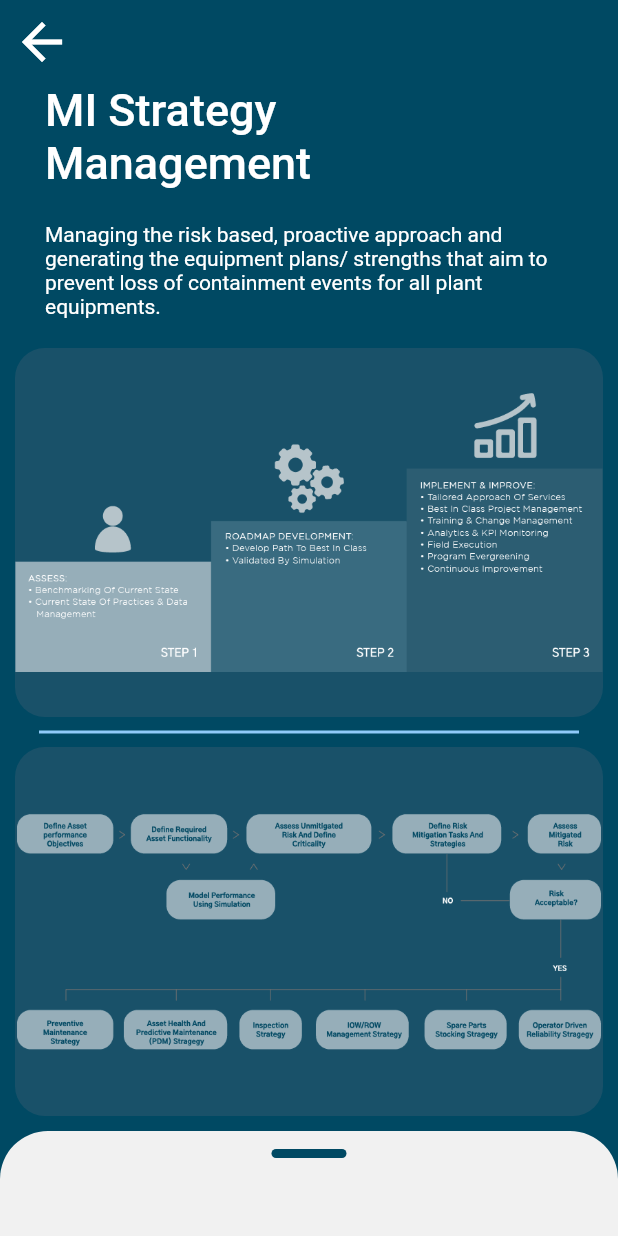
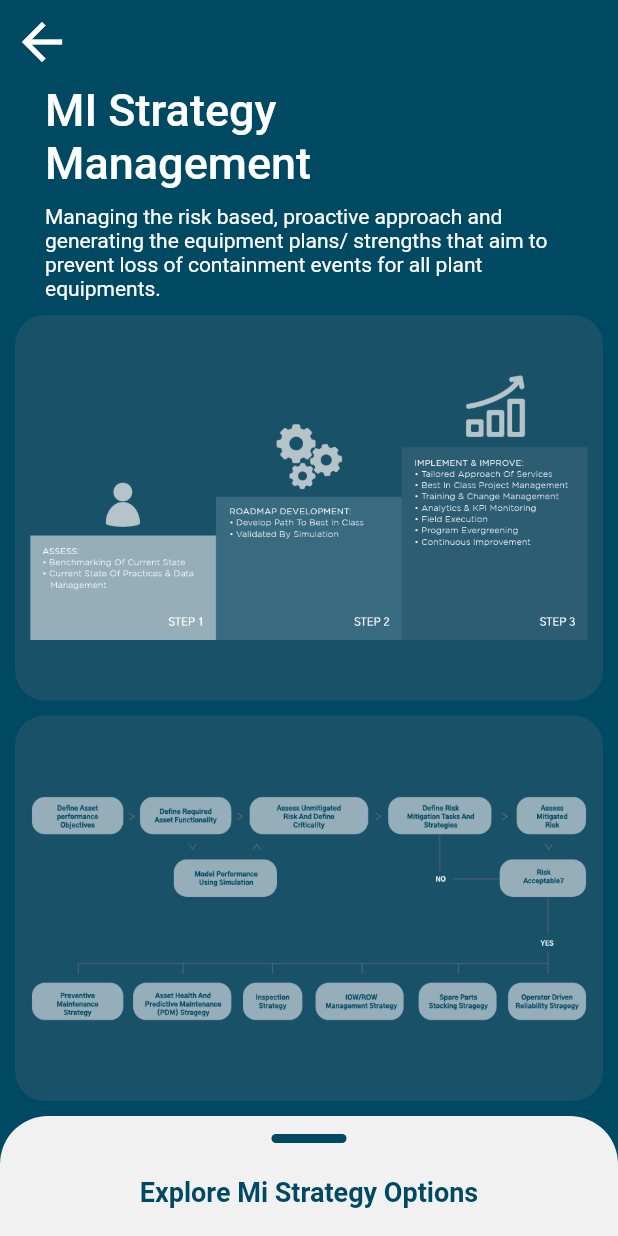
Before and after one commit to SonQBChau/brand_root_solution, a Flutter app: the MiStrategyPage screen opened by its route, on a phone screen of 412 x 824 dp. Run offline on Flutter 3.47's test engine with Material 2 defaults, Android fonts, the phone set to English and light mode, and no system bars; our stand-ins replace charts_flutter, flutter_spinkit, photo_view; missing offline and left inert: animator, esys_flutter_share; Roboto replaces fonts that are missing (GothicA1).

Commit message:
before change stateful

```diff
--- a/lib/main.dart
+++ b/lib/main.dart
@@ -32,7 +32,7 @@ class MyApp extends StatelessWidget {
       ),
       initialRoute: '/',
       routes:{
-        '/':(context) => MenuPage(),
+        '/':(context) => MiStrategyPage(),
         '/customer':(context) => CustomerInfoPage(),
         '/menu':(context) => MenuPage(),
         '/mi':(context) => MiStrategyPage(),
--- a/lib/screens/mi_strategy_page.dart
+++ b/lib/screens/mi_strategy_page.dart
@@ -1,14 +1,21 @@
 import 'package:flutter/material.dart';
 import 'package:sale_form_demo/utils/app_color.dart';
-import 'package:sale_form_demo/utils/size_config.dart';
 import 'package:sale_form_demo/widgets/flow_chart_widget.dart';
 import 'package:sale_form_demo/widgets/mi_strategy_bottom_sheet.dart';
 import 'package:sale_form_demo/widgets/pinnacle_way_widget.dart';
 
 class MiStrategyPage extends StatelessWidget {
+  //creating Key for red panel
+  GlobalKey _keyRed = GlobalKey();
+
+  _getPositions() {
+    final RenderBox renderBoxRed = _keyRed.currentContext.findRenderObject();
+    final positionRed = renderBoxRed.localToGlobal(Offset.zero);
+    print("POSITION of Red: $positionRed ");
+  }
+
   @override
   Widget build(BuildContext context) {
-
     return Scaffold(
       appBar: AppBar(
         backgroundColor: colorBlue,
@@ -43,7 +50,8 @@ class MiStrategyPage extends StatelessWidget {
                   ),
                 ),
                 Container(
-                  padding: EdgeInsets.only(left: 30, top: 12, right: 20, bottom: 20),
+                  key: _keyRed,
+                  padding: EdgeInsets.only(left: 30, top: 0, right: 20, bottom: 10),
                   child: Text(
                     'Managing the risk based, proactive approach and generating the equipment plans/ strengths'
                     ' that aim to prevent loss of containment events for all plant equipments.',
@@ -55,18 +63,10 @@ class MiStrategyPage extends StatelessWidget {
                 ),
                 PinnacleWayWidget(),
                 SizedBox(
-                  height: 20.0,
-                  width: MediaQuery.of(context).size.width - 50,
-                  child: Center(
-                    child: Container(
-                      margin: EdgeInsetsDirectional.only(start: 1.0, end: 1.0),
-                      height: 2.0,
-                      color: Colors.blue[200],
-                    ),
-                  ),
+                  height: 10,
                 ),
                 FlowChartWidget(),
-                SizedBox(height: 80),
+                SizedBox(height: 90), // minHeight of MIStrategyBottomSheet + 10
               ],
             ),
             MIStrategyBottomSheet(),
--- a/lib/screens/strategies_page.dart
+++ b/lib/screens/strategies_page.dart
@@ -6,7 +6,6 @@ import 'package:sale_form_demo/widgets/back_button_widget.dart';
 import 'package:sale_form_demo/widgets/company_full_logo.dart';
 import 'package:sale_form_demo/widgets/content_card_widget.dart';
 import 'package:sale_form_demo/widgets/dot_indicator_widget.dart';
-import 'package:sale_form_demo/widgets/header_card_widget.dart';
 
 class StrategiesPage extends StatefulWidget {
   const StrategiesPage({
@@ -24,7 +23,6 @@ class _StrategiesPageState extends State<StrategiesPage> with SingleTickerProvid
   Widget build(BuildContext context) {
     SizeConfig().init(context);
     final double screeHeight = SizeConfig.safeAreaScreenHeight;
-    final double screenWidth = SizeConfig.safeAreaScreenWidth;
     final double topHeight = screeHeight / 4 + 5 + 60;
     final double bottomHeight = 80;
 
@@ -40,11 +38,10 @@ class _StrategiesPageState extends State<StrategiesPage> with SingleTickerProvid
           crossAxisAlignment: CrossAxisAlignment.start,
           children: <Widget>[
             SizedBox(height: 30),
-//            BackButton(),
-          BackButtonWidget(),
+            BackButtonWidget(),
             Center(child: CompanyFullLogo()),
             Spacer(),
-            Expanded(
+            Expanded(//<-- card area
               flex: 10,
               child: Stack(
                 children: <Widget>[
@@ -94,7 +91,7 @@ class _StrategiesPageState extends State<StrategiesPage> with SingleTickerProvid
                       ),
                     ],
                   ),
-                  Align(
+                  Align(//<-- dot position indicator
                     alignment: Alignment.bottomCenter,
                     child: DotIndicatorWidget(
                       dotCount: 5,
--- a/lib/widgets/flow_chart_widget.dart
+++ b/lib/widgets/flow_chart_widget.dart
@@ -19,7 +19,7 @@ class FlowChartWidget extends StatelessWidget {
         child: Container(
           width: MediaQuery.of(context).size.width ,
           margin: EdgeInsets.symmetric( horizontal: 10),
-          padding: EdgeInsets.symmetric(vertical: 10),
+          padding: EdgeInsets.symmetric(vertical: 10, horizontal: 10),
           decoration: BoxDecoration(
             color: colorBlue40,
             borderRadius: BorderRadius.all(Radius.circular(20)),
--- a/lib/widgets/mi_strategy_bottom_sheet.dart
+++ b/lib/widgets/mi_strategy_bottom_sheet.dart
@@ -7,7 +7,7 @@ import 'package:sale_form_demo/utils/app_color.dart';
 import 'package:sale_form_demo/utils/size_config.dart';
 import 'package:sale_form_demo/widgets/bottom_sheet_list.dart';
 
-const double minHeight = 70;
+const double minHeight = 80;
 
 class MIStrategyBottomSheet extends StatefulWidget {
   @override
@@ -34,6 +34,7 @@ class _MIStrategyBottomSheetState extends State<MIStrategyBottomSheet> with Sing
     _controller.dispose(); //<-- and remember to dispose it!
     super.dispose();
   }
+
 
   double lerp(double min, double max) =>
       lerpDouble(min, max, _controller.value); //<-- lerp any value based on the controller
@@ -65,7 +66,10 @@ class _MIStrategyBottomSheetState extends State<MIStrategyBottomSheet> with Sing
   @override
   Widget build(BuildContext context) {
     SizeConfig().init(context);
-    maxHeight = SizeConfig.safeAreaScreenHeight - 80 - 80; //height of MI Strategy Container and appbar
+//    double ratio = SizeConfig.safeAreaScreenHeight / SizeConfig.safeAreaScreenWidth;
+    double ratio = SizeConfig.safeAreaScreenWidth / SizeConfig.safeAreaScreenHeight ;
+    print(ratio);
+    maxHeight = SizeConfig.safeAreaScreenHeight - 80 - 125 * ratio; // 80 appbar + 70 title
 
     return AnimatedBuilder(
       //<--add animated builder
@@ -106,7 +110,17 @@ class _MIStrategyBottomSheetState extends State<MIStrategyBottomSheet> with Sing
                       ),
                     ),
                   ),
-                  SizedBox(height: 20),
+                  SizedBox(height: 10),
+                  Container(
+                    height: lerp(30, 0), //<-- update height value to scale with controller
+                    child: Text('Explore Mi Strategy Options',
+                      style: TextStyle(
+                        fontSize: 18,
+                        color: colorBlue,
+                        fontWeight: FontWeight.w600,
+                      ),
+                    ),
+                  ),
                   Container(
                     height: lerp(0, maxHeight - 50), //<-- update height value to scale with controller
                     child: BottomSheetList(),
--- a/lib/widgets/pinnacle_way_widget.dart
+++ b/lib/widgets/pinnacle_way_widget.dart
@@ -23,7 +23,7 @@ class PinnacleWayWidget extends StatelessWidget {
         child: Container(
           width: MediaQuery.of(context).size.width,
           margin: EdgeInsets.symmetric( horizontal: 10),
-          padding: EdgeInsets.symmetric(vertical: 10),
+          padding: EdgeInsets.symmetric(vertical: 10, horizontal: 10),
           decoration: BoxDecoration(
             color: colorBlue40,
             borderRadius: BorderRadius.all(Radius.circular(20)),
```
